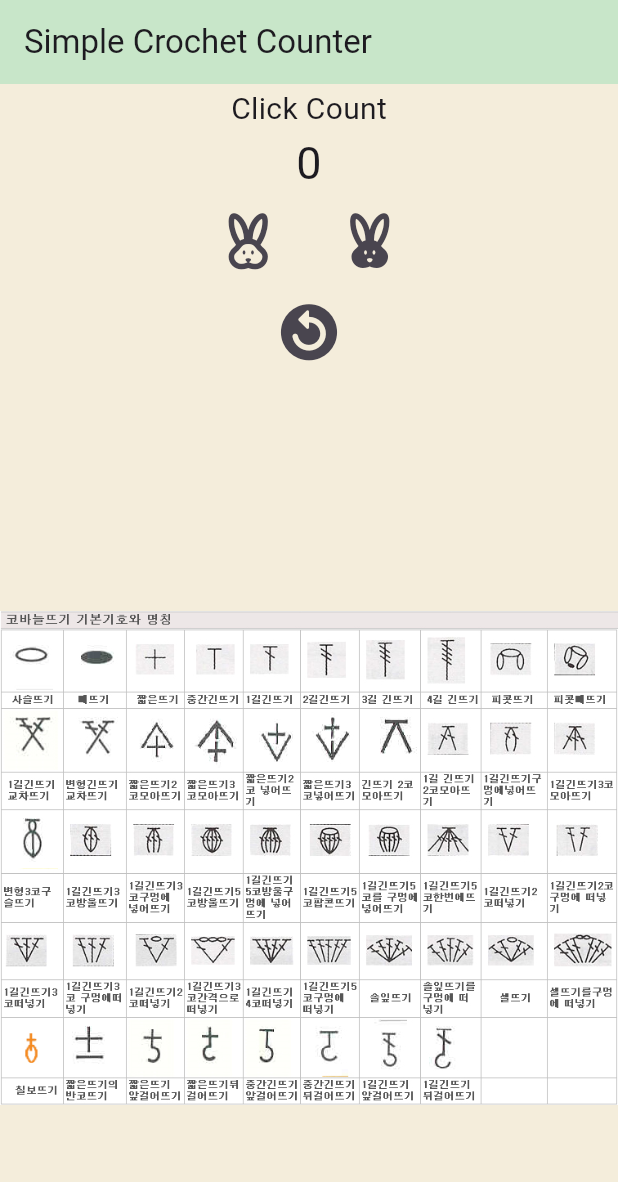
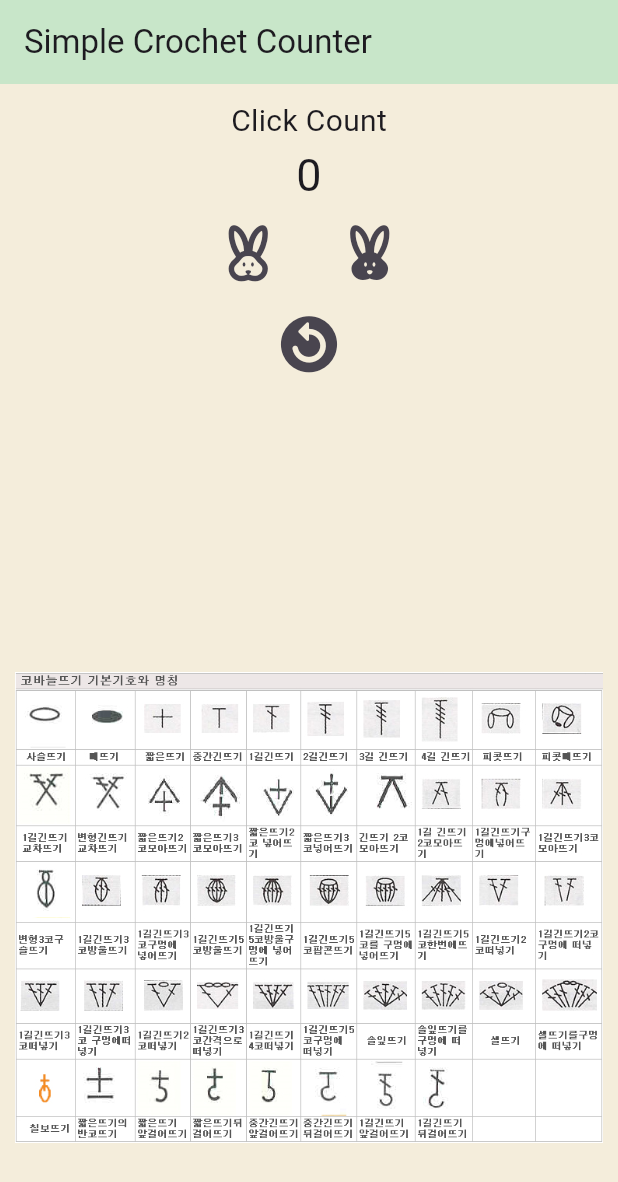
Before and after one commit to goeunleee/SimpleCrochetCounter, a Flutter app: the screen it shows after launch, on a phone screen of 412 x 824 dp. Shown: the top 1182 px of the screen. Run offline on Flutter 3.47's test engine with Material 3 defaults, Android fonts, the phone set to English and light mode, and no system bars.

Commit message:
padding,scroll 추가

```diff
--- a/lib/main.dart
+++ b/lib/main.dart
@@ -46,7 +46,10 @@ class _AppState extends State<App> {
             ),
             backgroundColor: Colors.green.shade100,
           ),
-          body: Center(
+          body: SingleChildScrollView(
+            child: Padding(
+              padding: const EdgeInsets.all(10),
+              child: Center(
                 child: Column(
                   mainAxisAlignment: MainAxisAlignment.center,
                   children: [
@@ -89,8 +92,11 @@ class _AppState extends State<App> {
                     const SizedBox(
                       height: 70,
                     ),
-                Image.asset('assets/images/sign.png', width: 800, height: 500),
+                    Image.asset('assets/images/sign.png',
+                        width: 800, height: 550),
                   ],
+                ),
+              ),
             ),
           )),
     );
```
Lines whose indentation alone changed are shown as unchanged.
